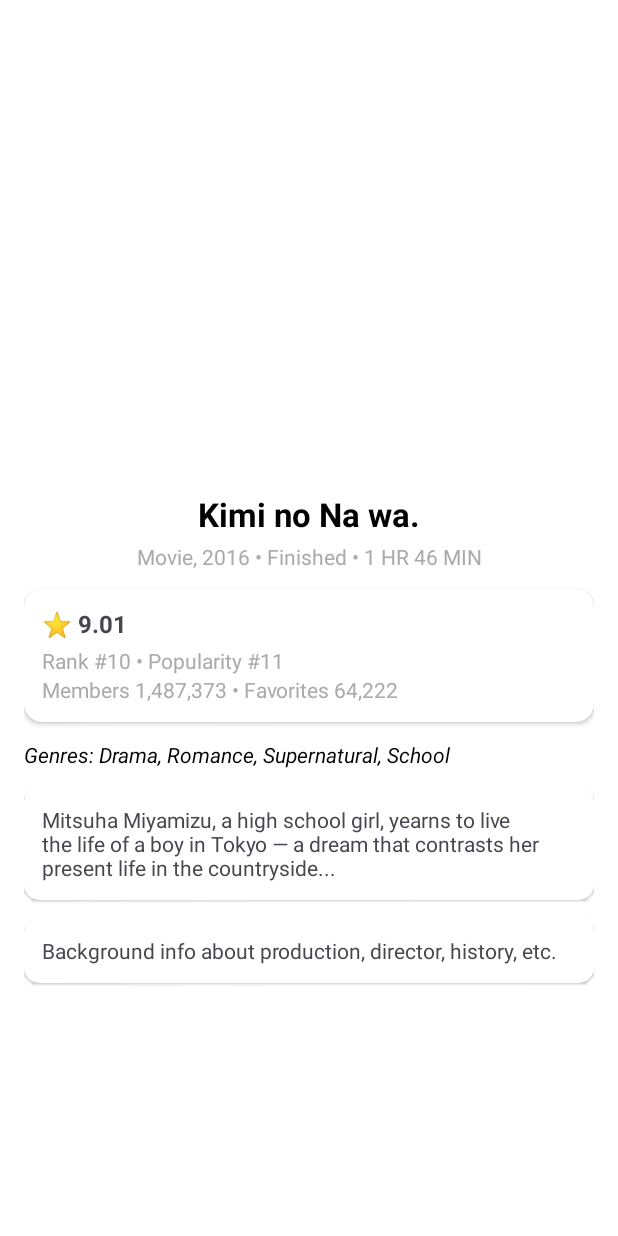
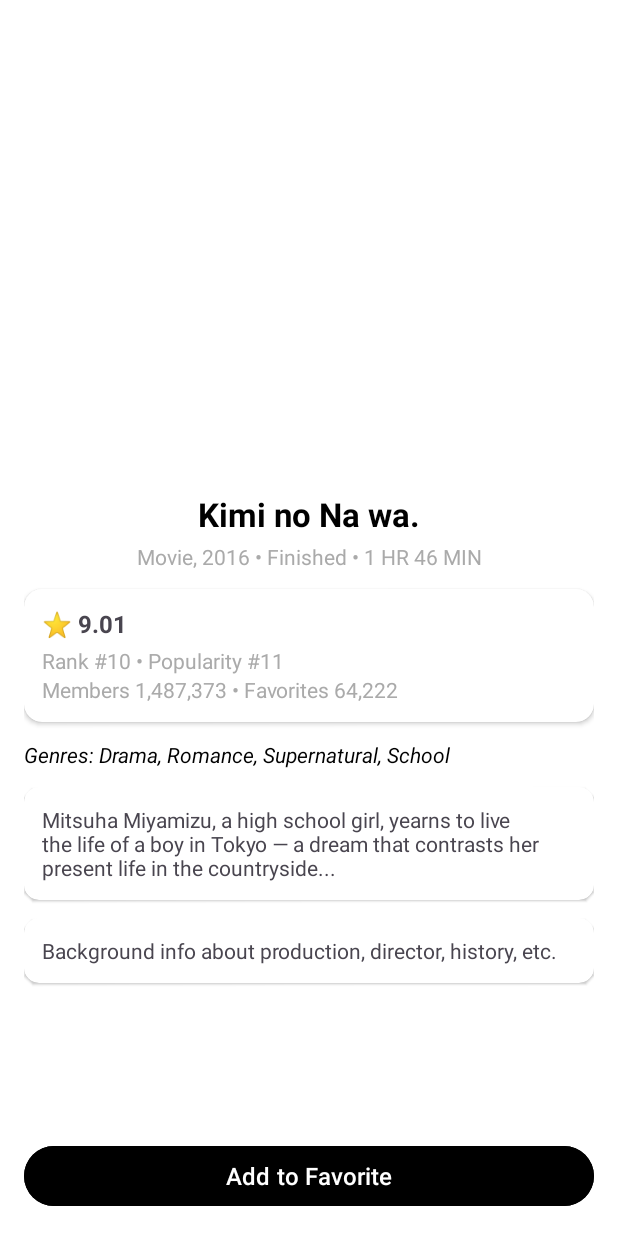
Before and after one commit to fauzangifari/yournime-app, an Android app: the DetailActivity screen opened directly, with no data from a screen before it, on a phone screen of 412 x 824 dp. Run offline under Robolectric (Android 15) with nearby library versions, the phone set to English and light mode, and no system bars; our stand-ins replace Dagger/Hilt's generated code; pictures from the network do not load.

Commit message:
feat(ui): Add "Add to Favorite" button in detail activity layout

```diff
--- a/app/src/main/res/layout/activity_detail.xml
+++ b/app/src/main/res/layout/activity_detail.xml
@@ -170,4 +170,17 @@
         android:layout_height="wrap_content"
         android:layout_gravity="center"
         android:visibility="gone" />
+
+    <Button
+        android:id="@+id/btnAddFavorite"
+        android:layout_width="match_parent"
+        android:layout_height="wrap_content"
+        android:text="Add to Favorite"
+        android:textAllCaps="false"
+        android:textSize="16sp"
+        android:backgroundTint="@color/black"
+        android:textColor="@android:color/white"
+        android:layout_gravity="bottom"
+        android:layout_margin="16dp" />
+
 </FrameLayout>
--- a/core/build.gradle.kts
+++ b/core/build.gradle.kts
@@ -2,7 +2,6 @@
     alias(libs.plugins.android.library)
     alias(libs.plugins.kotlin.android)
     alias(libs.plugins.hilt.android)
-//    alias(libs.plugins.kotlin.kapt)
     id("com.google.devtools.ksp")
     id("kotlin-parcelize")
 }
```
